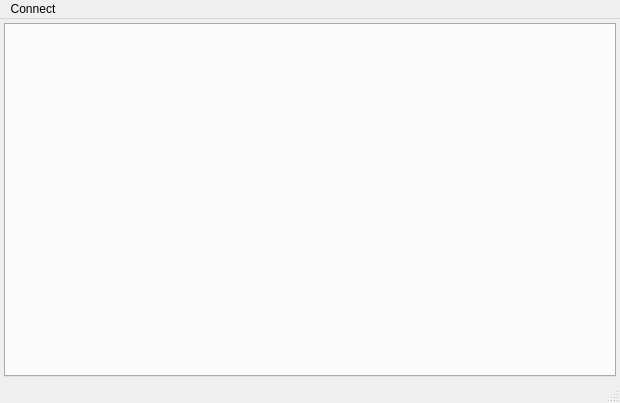
Before: the Qt Designer form mainwindow.ui in Kudesnick/regexpterm, drawn with Qt 5.
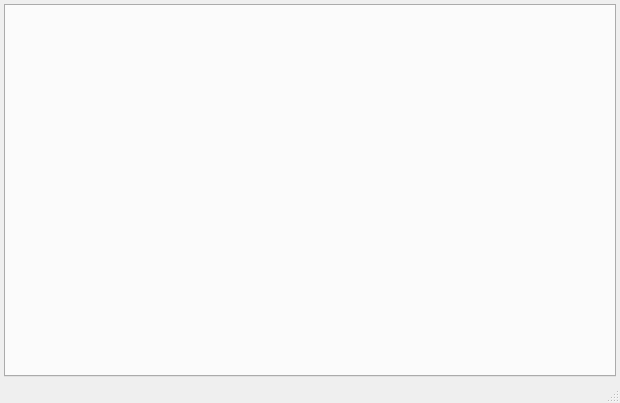
After: the same form once the commit is applied.

Commit message: [fix] Исправил разделитель, убрал ненужные компоненты, поменял заголовок окна

Diff of the .ui file:
```diff
--- a/mainwindow.ui
+++ b/mainwindow.ui
@@ -54,22 +54,6 @@
     </item>
    </layout>
   </widget>
-  <widget class="QMenuBar" name="menubar">
-   <property name="geometry">
-    <rect>
-     <x>0</x>
-     <y>0</y>
-     <width>620</width>
-     <height>21</height>
-    </rect>
-   </property>
-   <widget class="QMenu" name="menuConnect">
-    <property name="title">
-     <string>Connect</string>
-    </property>
-   </widget>
-   <addaction name="menuConnect"/>
-  </widget>
   <widget class="QStatusBar" name="statusBar"/>
  </widget>
  <resources/>
```
Left out of the diff: 2 changed lines with no effect on the pictures. The commit also changes 1 other file.
